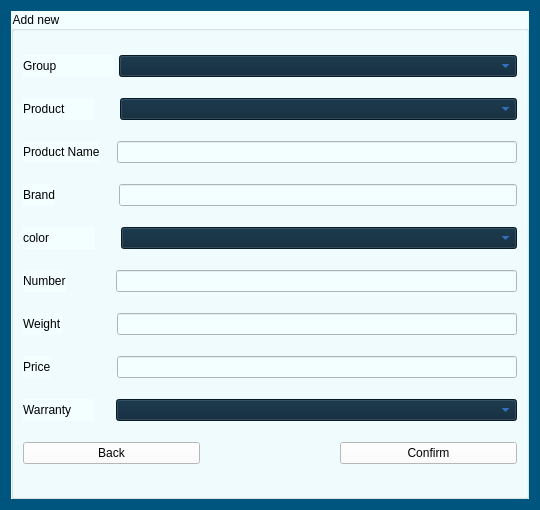
The window that Login_And_Admin/addproduct.ui (AP-projects-4001/esm-nadarim) describes before a commit, drawn with Qt 5.
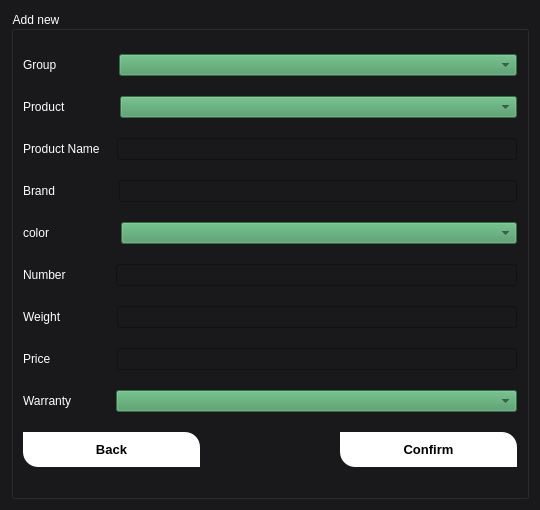
The same window after the commit.

What changed in the file:
```diff
--- a/Login_And_Admin/addproduct.ui
+++ b/Login_And_Admin/addproduct.ui
@@ -26,13 +26,15 @@
    <string>Form</string>
   </property>
   <property name="styleSheet">
-   <string notr="true">background-color: rgb(0, 85, 127);</string>
+   <string notr="true">background-color: #19181A;
+font: 600 9pt &quot;Segoe UI&quot;;</string>
   </property>
   <layout class="QVBoxLayout" name="verticalLayout_2">
    <item>
     <widget class="QGroupBox" name="groupBox">
      <property name="styleSheet">
-      <string notr="true">background-color: rgb(242, 254, 255);
+      <string notr="true">background-color: #19181A;
+color: rgb(255, 255, 255);
 font: 600 9pt &quot;Segoe UI&quot;;</string>
      </property>
      <property name="title">
@@ -75,8 +77,8 @@
            </size>
           </property>
           <property name="styleSheet">
-           <string notr="true">background-color: #082336;
-	color: #3e93ff;</string>
+           <string notr="true">background-color: #479761;
+	color: #222629;</string>
           </property>
           <item>
            <property name="text">
@@ -118,8 +120,8 @@
         <item>
          <widget class="QComboBox" name="model_combo">
           <property name="styleSheet">
-           <string notr="true">background-color: #082336;
-	color: #3e93ff;</string>
+           <string notr="true">background-color: #479761;
+	color: #222629;</string>
           </property>
          </widget>
         </item>
@@ -242,8 +244,8 @@
         <item>
          <widget class="QComboBox" name="color_combo">
           <property name="styleSheet">
-           <string notr="true">background-color: #082336;
-	color: #3e93ff;</string>
+           <string notr="true">background-color: #479761;
+	color: #222629;</string>
           </property>
           <item>
            <property name="text">
@@ -474,8 +476,8 @@
         <item>
          <widget class="QComboBox" name="warranty_combo">
           <property name="styleSheet">
-           <string notr="true">background-color: #082336;
-	color: #3e93ff;</string>
+           <string notr="true">background-color: #479761;
+	color: #222629;</string>
           </property>
           <item>
            <property name="text">
@@ -504,7 +506,15 @@
         <item>
          <widget class="QPushButton" name="pushButton_2">
           <property name="styleSheet">
-           <string notr="true">background-color: rgb(255, 255, 255);</string>
+           <string notr="true">background-color: rgb(255, 255, 255);
+color: rgb(0, 0, 0);
+	font-size: 13px;
+	font-weight: bold;
+	border-top-right-radius: 15px;
+	border-top-left-radius: 0px;
+	border-bottom-right-radius: 0px;
+	border-bottom-left-radius: 15px;
+	padding: 10px;</string>
           </property>
           <property name="text">
            <string>Back</string>
@@ -514,7 +524,15 @@
         <item>
          <widget class="QPushButton" name="confirm_btn">
           <property name="styleSheet">
-           <string notr="true">background-color: rgb(255, 255, 255);</string>
+           <string notr="true">background-color: rgb(255, 255, 255);
+color: rgb(0, 0, 0);
+	font-size: 13px;
+	font-weight: bold;
+	border-top-right-radius: 15px;
+	border-top-left-radius: 0px;
+	border-bottom-right-radius: 0px;
+	border-bottom-left-radius: 15px;
+	padding: 10px;</string>
           </property>
           <property name="text">
            <string>Confirm</string>
```
Left out of the diff: 20 changed lines with no effect on the pictures.
